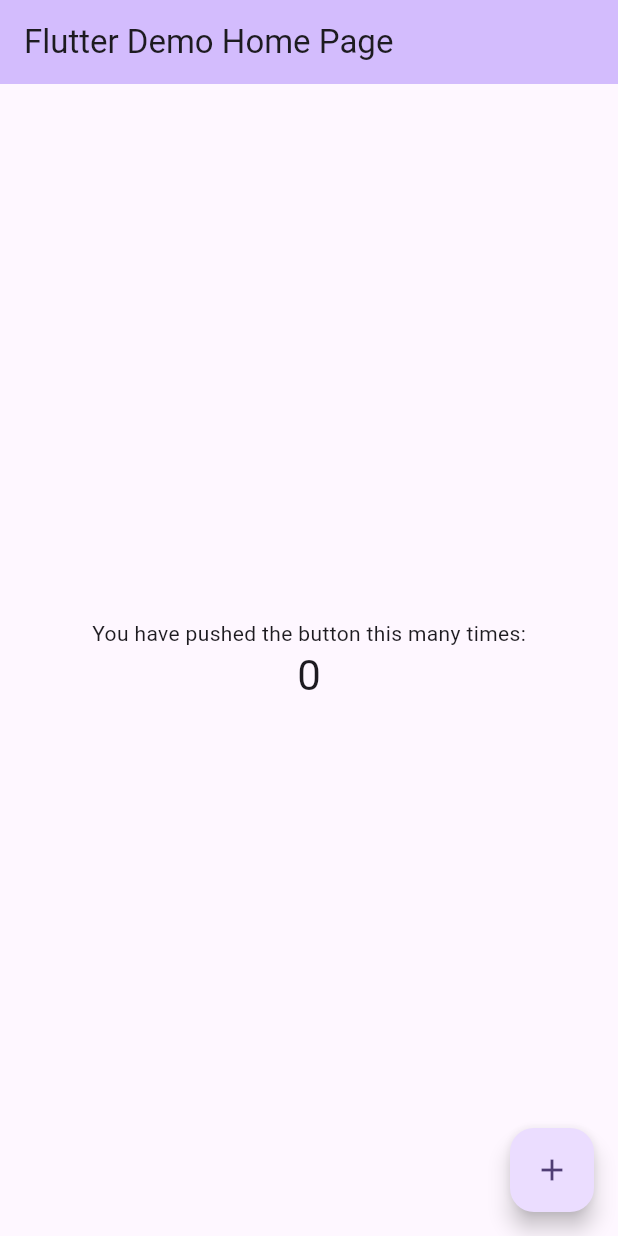
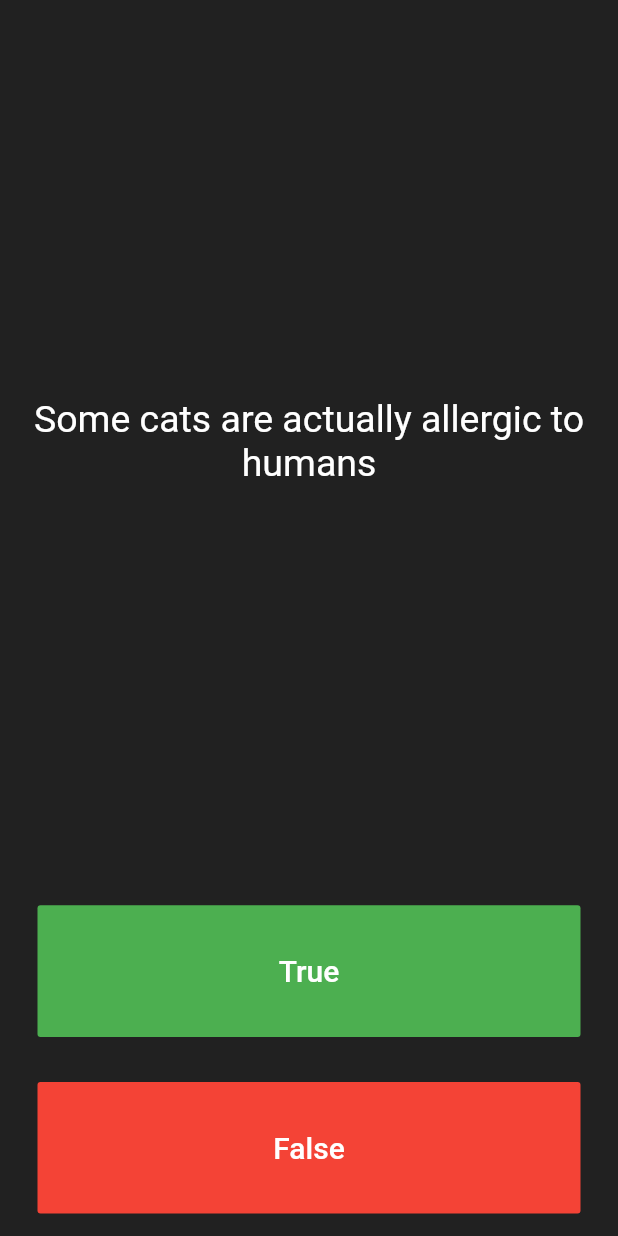
Before and after one commit to RichardCastuera/Quizzler, a Flutter app: the screen it shows after launch, on a phone screen of 412 x 824 dp. Run offline on Flutter 3.47's test engine with Material 2 defaults, Android fonts, the phone set to English and light mode, and no system bars.

Commit message:
chore(quizzler_app): Copied necessary files from the activity repository

```diff
--- a/quizzler_app/lib/main.dart
+++ b/quizzler_app/lib/main.dart
@@ -1,125 +1,133 @@
 import 'package:flutter/material.dart';
+//TODO: Step 2 - Import the rFlutter_Alert package here.
+import 'quiz_brain.dart';
 
-void main() {
-  runApp(const MyApp());
-}
+QuizBrain quizBrain = QuizBrain();
 
-class MyApp extends StatelessWidget {
-  const MyApp({super.key});
+void main() => runApp(Quizzler());
 
-  // This widget is the root of your application.
+class Quizzler extends StatelessWidget {
   @override
   Widget build(BuildContext context) {
     return MaterialApp(
-      title: 'Flutter Demo',
-      theme: ThemeData(
-        // This is the theme of your application.
-        //
-        // TRY THIS: Try running your application with "flutter run". You'll see
-        // the application has a blue toolbar. Then, without quitting the app,
-        // try changing the seedColor in the colorScheme below to Colors.green
-        // and then invoke "hot reload" (save your changes or press the "hot
-        // reload" button in a Flutter-supported IDE, or press "r" if you used
-        // the command line to start the app).
-        //
-        // Notice that the counter didn't reset back to zero; the application
-        // state is not lost during the reload. To reset the state, use hot
-        // restart instead.
-        //
-        // This works for code too, not just values: Most code changes can be
-        // tested with just a hot reload.
-        colorScheme: ColorScheme.fromSeed(seedColor: Colors.deepPurple),
-        useMaterial3: true,
+      home: Scaffold(
+        backgroundColor: Colors.grey.shade900,
+        body: SafeArea(
+          child: Padding(
+            padding: EdgeInsets.symmetric(horizontal: 10.0),
+            child: QuizPage(),
+          ),
+        ),
       ),
-      home: const MyHomePage(title: 'Flutter Demo Home Page'),
     );
   }
 }
 
-class MyHomePage extends StatefulWidget {
-  const MyHomePage({super.key, required this.title});
-
-  // This widget is the home page of your application. It is stateful, meaning
-  // that it has a State object (defined below) that contains fields that affect
-  // how it looks.
-
-  // This class is the configuration for the state. It holds the values (in this
-  // case the title) provided by the parent (in this case the App widget) and
-  // used by the build method of the State. Fields in a Widget subclass are
-  // always marked "final".
-
-  final String title;
-
+class QuizPage extends StatefulWidget {
   @override
-  State<MyHomePage> createState() => _MyHomePageState();
+  _QuizPageState createState() => _QuizPageState();
 }
 
-class _MyHomePageState extends State<MyHomePage> {
-  int _counter = 0;
+class _QuizPageState extends State<QuizPage> {
+  List<Icon> scoreKeeper = [];
 
-  void _incrementCounter() {
+  void checkAnswer(bool userPickedAnswer) {
+    bool correctAnswer = quizBrain.getCorrectAnswer();
+
     setState(() {
-      // This call to setState tells the Flutter framework that something has
-      // changed in this State, which causes it to rerun the build method below
-      // so that the display can reflect the updated values. If we changed
-      // _counter without calling setState(), then the build method would not be
-      // called again, and so nothing would appear to happen.
-      _counter++;
+      //TODO: Step 4 - Use IF/ELSE to check if we've reached the end of the quiz. If true, execute Part A, B, C, D.
+      //TODO: Step 4 Part A - show an alert using rFlutter_alert (remember to read the docs for the package!)
+      //HINT! Step 4 Part B is in the quiz_brain.dart
+      //TODO: Step 4 Part C - reset the questionNumber,
+      //TODO: Step 4 Part D - empty out the scoreKeeper.
+
+      //TODO: Step 5 - If we've not reached the end, ELSE do the answer checking steps below 👇
+      if (userPickedAnswer == correctAnswer) {
+        scoreKeeper.add(Icon(
+          Icons.check,
+          color: Colors.green,
+        ));
+      } else {
+        scoreKeeper.add(Icon(
+          Icons.close,
+          color: Colors.red,
+        ));
+      }
+      quizBrain.nextQuestion();
     });
   }
 
   @override
   Widget build(BuildContext context) {
-    // This method is rerun every time setState is called, for instance as done
-    // by the _incrementCounter method above.
-    //
-    // The Flutter framework has been optimized to make rerunning build methods
-    // fast, so that you can just rebuild anything that needs updating rather
-    // than having to individually change instances of widgets.
-    return Scaffold(
-      appBar: AppBar(
-        // TRY THIS: Try changing the color here to a specific color (to
-        // Colors.amber, perhaps?) and trigger a hot reload to see the AppBar
-        // change color while the other colors stay the same.
-        backgroundColor: Theme.of(context).colorScheme.inversePrimary,
-        // Here we take the value from the MyHomePage object that was created by
-        // the App.build method, and use it to set our appbar title.
-        title: Text(widget.title),
-      ),
-      body: Center(
-        // Center is a layout widget. It takes a single child and positions it
-        // in the middle of the parent.
-        child: Column(
-          // Column is also a layout widget. It takes a list of children and
-          // arranges them vertically. By default, it sizes itself to fit its
-          // children horizontally, and tries to be as tall as its parent.
-          //
-          // Column has various properties to control how it sizes itself and
-          // how it positions its children. Here we use mainAxisAlignment to
-          // center the children vertically; the main axis here is the vertical
-          // axis because Columns are vertical (the cross axis would be
-          // horizontal).
-          //
-          // TRY THIS: Invoke "debug painting" (choose the "Toggle Debug Paint"
-          // action in the IDE, or press "p" in the console), to see the
-          // wireframe for each widget.
-          mainAxisAlignment: MainAxisAlignment.center,
-          children: <Widget>[
-            const Text(
-              'You have pushed the button this many times:',
+    return Column(
+      mainAxisAlignment: MainAxisAlignment.spaceBetween,
+      crossAxisAlignment: CrossAxisAlignment.stretch,
+      children: <Widget>[
+        Expanded(
+          flex: 5,
+          child: Padding(
+            padding: EdgeInsets.all(10.0),
+            child: Center(
+              child: Text(
+                quizBrain.getQuestionText(),
+                textAlign: TextAlign.center,
+                style: TextStyle(
+                  fontSize: 25.0,
+                  color: Colors.white,
+                ),
+              ),
             ),
-            Text(
-              '$_counter',
-              style: Theme.of(context).textTheme.headlineMedium,
+          ),
+        ),
+        Expanded(
+          child: Padding(
+            padding: EdgeInsets.all(15.0),
+            child: FlatButton(
+              textColor: Colors.white,
+              color: Colors.green,
+              child: Text(
+                'True',
+                style: TextStyle(
+                  color: Colors.white,
+                  fontSize: 20.0,
+                ),
+              ),
+              onPressed: () {
+                //The user picked true.
+                checkAnswer(true);
+              },
             ),
-          ],
+          ),
         ),
-      ),
-      floatingActionButton: FloatingActionButton(
-        onPressed: _incrementCounter,
-        tooltip: 'Increment',
-        child: const Icon(Icons.add),
-      ), // This trailing comma makes auto-formatting nicer for build methods.
+        Expanded(
+          child: Padding(
+            padding: EdgeInsets.all(15.0),
+            child: FlatButton(
+              color: Colors.red,
+              child: Text(
+                'False',
+                style: TextStyle(
+                  fontSize: 20.0,
+                  color: Colors.white,
+                ),
+              ),
+              onPressed: () {
+                //The user picked false.
+                checkAnswer(false);
+              },
+            ),
+          ),
+        ),
+        Row(
+          children: scoreKeeper,
+        )
+      ],
     );
   }
 }
+
+/*
+question1: 'You can lead a cow down stairs but not up stairs.', false,
+question2: 'Approximately one quarter of human bones are in the feet.', true,
+question3: 'A slug\'s blood is green.', true,
+*/
--- /dev/null
+++ b/quizzler_app/lib/quiz_brain.dart
@@ -0,0 +1,53 @@
+import 'question.dart';
+
+class QuizBrain {
+  int _questionNumber = 0;
+
+  List<Question> _questionBank = [
+    Question('Some cats are actually allergic to humans', true),
+    Question('You can lead a cow down stairs but not up stairs.', false),
+    Question('Approximately one quarter of human bones are in the feet.', true),
+    Question('A slug\'s blood is green.', true),
+    Question('Buzz Aldrin\'s mother\'s maiden name was \"Moon\".', true),
+    Question('It is illegal to pee in the Ocean in Portugal.', true),
+    Question(
+        'No piece of square dry paper can be folded in half more than 7 times.',
+        false),
+    Question(
+        'In London, UK, if you happen to die in the House of Parliament, you are technically entitled to a state funeral, because the building is considered too sacred a place.',
+        true),
+    Question(
+        'The loudest sound produced by any animal is 188 decibels. That animal is the African Elephant.',
+        false),
+    Question(
+        'The total surface area of two human lungs is approximately 70 square metres.',
+        true),
+    Question('Google was originally called \"Backrub\".', true),
+    Question(
+        'Chocolate affects a dog\'s heart and nervous system; a few ounces are enough to kill a small dog.',
+        true),
+    Question(
+        'In West Virginia, USA, if you accidentally hit an animal with your car, you are free to take it home to eat.',
+        true),
+  ];
+
+  void nextQuestion() {
+    if (_questionNumber < _questionBank.length - 1) {
+      _questionNumber++;
+    }
+  }
+
+  String getQuestionText() {
+    return _questionBank[_questionNumber].questionText;
+  }
+
+  bool getCorrectAnswer() {
+    return _questionBank[_questionNumber].questionAnswer;
+  }
+
+  //TODO: Step 3 Part A - Create a method called isFinished() here that checks to see if we have reached the last question. It should return (have an output) true if we've reached the last question and it should return false if we're not there yet.
+
+  //TODO: Step 3 Part B - Use a print statement to check that isFinished is returning true when you are indeed at the end of the quiz and when a restart should happen.
+
+  //TODO: Step 4 Part B - Create a reset() method here that sets the questionNumber back to 0.
+}
```
Also changed, not shown: quizzler_app/lib/question.dart (added, +9 -0 lines), 15 other files.
